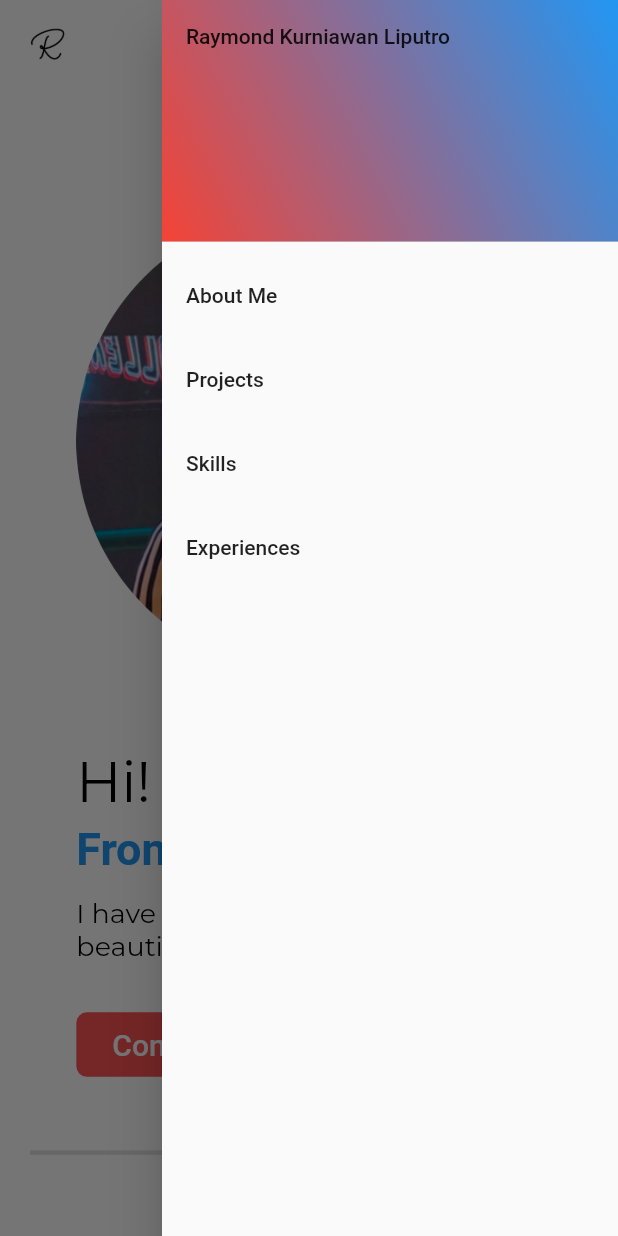
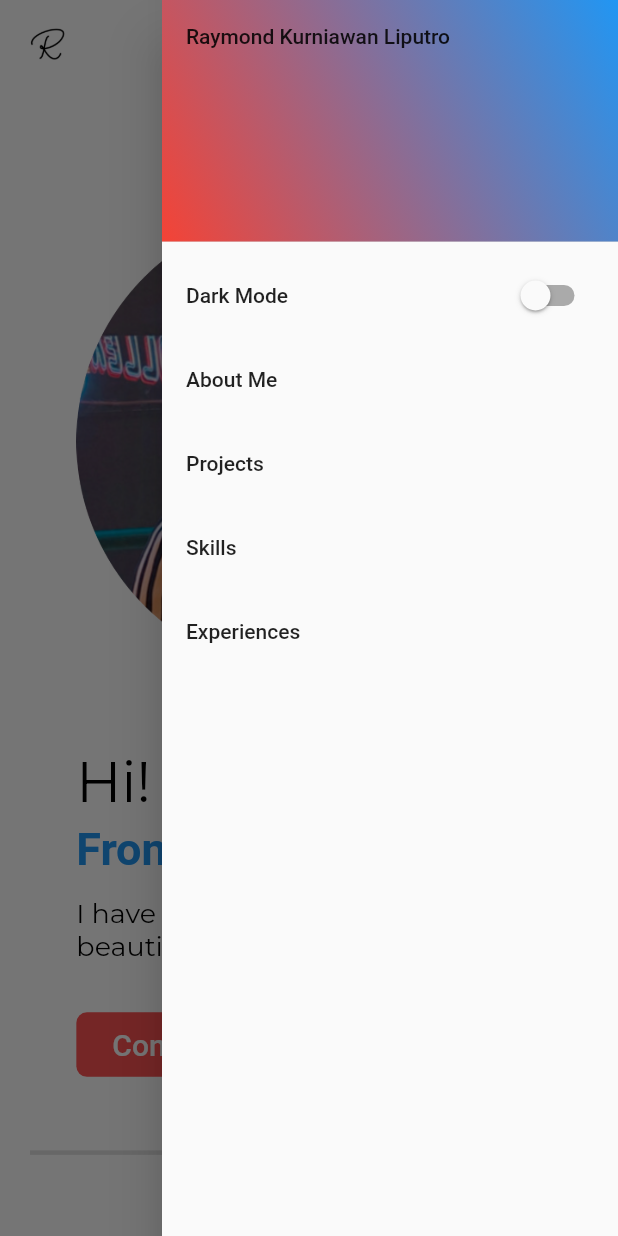
Before and after one commit to raymondk25/portfolioWeb, a Flutter app: the screen it shows after launch, with the side drawer open, on a phone screen of 412 x 824 dp. Run offline on Flutter 3.47's test engine with Material 2 defaults, Android fonts, the phone set to English and light mode, and no system bars; drawn by our look-alikes of auto_size_text; our stand-ins replace after_layout, animate_do, animated_text_kit, font_awesome_flutter, get, google_fonts and 1 more; missing offline and left inert: dart:html, webfeed.

Commit message:
6/30/2022
add Dark Mode mobile

```diff
--- a/lib/drawer/drawer_view.dart
+++ b/lib/drawer/drawer_view.dart
@@ -1,5 +1,7 @@
 import 'package:flutter/material.dart';
+import 'package:get/get.dart';
 import 'package:portofolio_web/components/mobile_desktop_view_builder.dart';
+import 'package:portofolio_web/navigation_bar/navigation_bar_controller.dart';
 import 'package:portofolio_web/portfolio/portfolio_view.dart';
 import 'package:provider/provider.dart';
 
@@ -18,6 +20,8 @@ class DrawerMobileView extends StatelessWidget {
 
   @override
   Widget build(BuildContext context) {
+    NavigationBarController navigationBarController =
+        Get.put(NavigationBarController());
     final navigationItems = context.watch<List<NavigationItem>>();
     final scrollController = context.watch<ScrollController>();
 
@@ -38,6 +42,15 @@ class DrawerMobileView extends StatelessWidget {
                   colors: [Colors.blue, Colors.red]),
             ),
           ),
+          ListTile(
+            title: Text('Dark Mode'),
+            trailing: Obx(
+              () => Switch(
+                  value: navigationBarController.isDarkMode.value,
+                  onChanged: (value) => navigationBarController.darkMode()),
+            ),
+            onTap: () {},
+          ),
           for (var item in navigationItems)
             ListTile(
               title: Text(item.text),
--- a/lib/navigation_bar/navigation_bar_view.dart
+++ b/lib/navigation_bar/navigation_bar_view.dart
@@ -120,7 +120,7 @@ class NavigationBarItem extends StatelessWidget {
 
   @override
   Widget build(BuildContext context) {
-    final isSmall = MediaQuery.of(context).size.width < 650;
+    final isSmall = MediaQuery.of(context).size.width < 725;
     return Container(
       padding: const EdgeInsets.only(left: 49),
       child: InkWell(
--- a/lib/portfolio/portfolio_view.dart
+++ b/lib/portfolio/portfolio_view.dart
@@ -69,37 +69,37 @@ class _PortfolioViewState extends State<PortfolioView> with AfterLayoutMixin {
             child: Column(
               children: [
                 FadeInDown(
-                    duration: Duration(milliseconds: 1300),
+                    duration: Duration(milliseconds: 1000),
                     child: NavigationBarView()),
                 FadeInDown(
-                    duration: Duration(milliseconds: 1300),
+                    duration: Duration(milliseconds: 1000),
                     child: HeaderView()),
                 FadeInDown(
-                    delay: Duration(milliseconds: 1300),
-                    duration: Duration(milliseconds: 2300),
+                    delay: Duration(milliseconds: 1000),
+                    duration: Duration(milliseconds: 2000),
                     child: AboutMe(key: aboutMe)),
                 FadeInDown(
-                  delay: Duration(milliseconds: 2300),
-                  duration: Duration(milliseconds: 2300),
+                  delay: Duration(milliseconds: 2000),
+                  duration: Duration(milliseconds: 2000),
                   child: ProjectView(
                     key: projectKey,
                   ),
                 ),
                 FadeInDown(
-                    delay: Duration(milliseconds: 5300),
-                    duration: Duration(milliseconds: 2300),
+                    delay: Duration(milliseconds: 4000),
+                    duration: Duration(milliseconds: 2000),
                     child: SkillsView(key: skillsKey)),
                 FadeInDown(
-                    delay: Duration(milliseconds: 5800),
-                    duration: Duration(milliseconds: 2300),
+                    delay: Duration(milliseconds: 5000),
+                    duration: Duration(milliseconds: 2000),
                     child: ExperienceView(key: experienceKey)),
                 // FadeInDown(
                 //     delay: Duration(milliseconds: 6300),
-                //     duration: Duration(milliseconds: 2300),
+                //     duration: Duration(milliseconds: 2000),
                 //     child: BlogView(key: blogKey)),
                 FadeInDown(
-                    delay: Duration(milliseconds: 6800),
-                    duration: Duration(milliseconds: 2300),
+                    delay: Duration(milliseconds: 6000),
+                    duration: Duration(milliseconds: 2000),
                     child: FooterView()),
               ],
             ),
```
Also changed, not shown: 1 other file.
